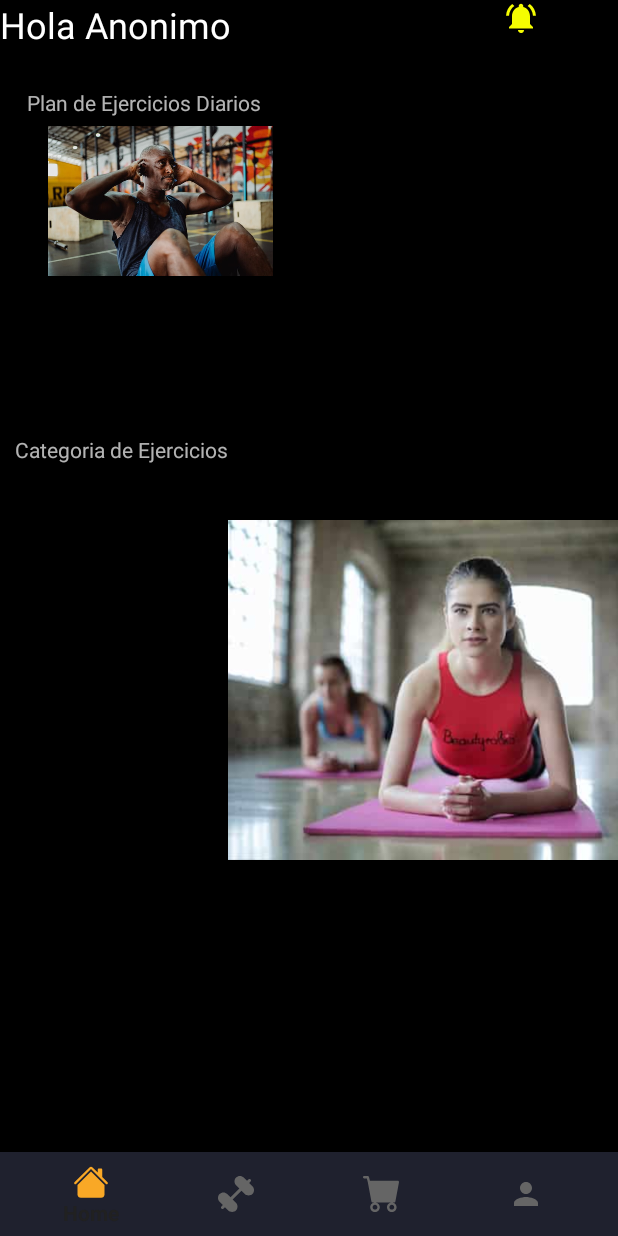
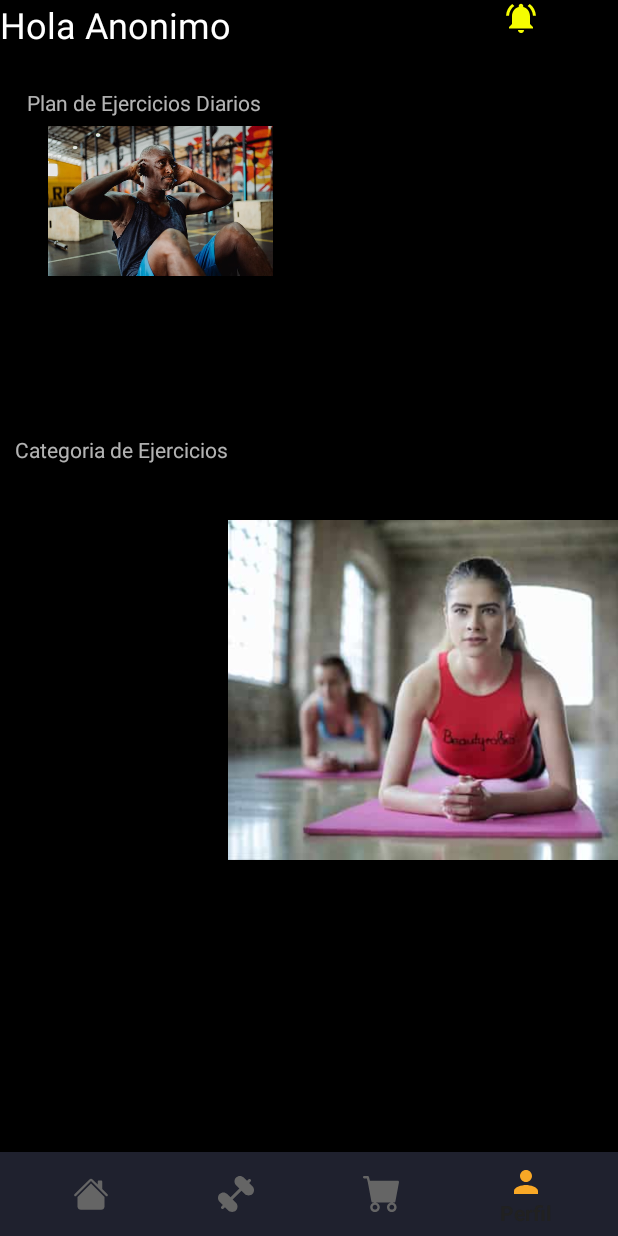
Before and after one commit to ZafkielEdt/ISPC-Mobile, an Android app: the screen it shows after launch once a user with an empty profile is signed in (MainActivity), item 4 of the bottom bar chosen, on a phone screen of 412 x 824 dp. Run offline under Robolectric (Android 15) with nearby library versions, the phone set to English and light mode, and no system bars; our stand-ins replace Firebase (no records; nobody signed in at launch, a user with empty details on screens opened directly), navigation-ui.

Commit message:
fix crash

```diff
--- a/app/src/main/AndroidManifest.xml
+++ b/app/src/main/AndroidManifest.xml
@@ -17,7 +17,9 @@
             android:exported="false" />
         <activity
             android:name=".views.activities.OnboardingActivityView"
-            android:exported="true" />
+            android:exported="true">
+
+        </activity>
         <activity
             android:name=".views.activities.ExerciseList"
             android:exported="false" />
--- a/app/src/main/java/com/ispc/gymapp/views/activities/MainActivity.java
+++ b/app/src/main/java/com/ispc/gymapp/views/activities/MainActivity.java
@@ -84,13 +84,7 @@ public class MainActivity extends AppCompatActivity  implements View.OnClickList
     }
 
     private void setupNavegacion() {
-        BottomNavigationView bottomNavigationView = findViewById(R.id.bottom_Navigation);
-        NavHostFragment navHostFragment = (NavHostFragment) getSupportFragmentManager().findFragmentById(R.id.nav_host_fragment_container);
 
-        NavigationUI.setupWithNavController(
-                bottomNavigationView,
-                navHostFragment.getNavController()
-        );
     }
 
 }
--- /dev/null
+++ b/app/src/main/res/drawable/baseline_female_124_selected.xml
@@ -0,0 +1,5 @@
+<vector android:height="124dp" android:tint="#F5D19C"
+    android:viewportHeight="24" android:viewportWidth="24"
+    android:width="124dp" xmlns:android="http://schemas.android.com/apk/res/android">
+    <path android:fillColor="@android:color/white" android:pathData="M17.5,9.5C17.5,6.46 15.04,4 12,4S6.5,6.46 6.5,9.5c0,2.7 1.94,4.93 4.5,5.4V17H9v2h2v2h2v-2h2v-2h-2v-2.1C15.56,14.43 17.5,12.2 17.5,9.5zM8.5,9.5C8.5,7.57 10.07,6 12,6s3.5,1.57 3.5,3.5S13.93,13 12,13S8.5,11.43 8.5,9.5z"/>
+</vector>
--- /dev/null
+++ b/app/src/main/res/drawable/baseline_male_124_selected.xml
@@ -0,0 +1,5 @@
+<vector android:height="124dp" android:tint="#F5D19C"
+    android:viewportHeight="24" android:viewportWidth="24"
+    android:width="124dp" xmlns:android="http://schemas.android.com/apk/res/android">
+    <path android:fillColor="@android:color/white" android:pathData="M9.5,11c1.93,0 3.5,1.57 3.5,3.5S11.43,18 9.5,18S6,16.43 6,14.5S7.57,11 9.5,11zM9.5,9C6.46,9 4,11.46 4,14.5S6.46,20 9.5,20s5.5,-2.46 5.5,-5.5c0,-1.16 -0.36,-2.23 -0.97,-3.12L18,7.42V10h2V4h-6v2h2.58l-3.97,3.97C11.73,9.36 10.66,9 9.5,9z"/>
+</vector>
--- /dev/null
+++ b/app/src/main/res/drawable/radiobutton_men_selector.xml
@@ -0,0 +1,5 @@
+<?xml version="1.0" encoding="utf-8"?>
+<selector xmlns:android="http://schemas.android.com/apk/res/android">
+    <item android:drawable="@drawable/baseline_male_124_selected" android:state_checked="true" />
+    <item android:drawable="@drawable/baseline_male_124" android:state_checked="false" />
+</selector>
--- /dev/null
+++ b/app/src/main/res/drawable/radiobutton_women_selector.xml
@@ -0,0 +1,5 @@
+<?xml version="1.0" encoding="utf-8"?>
+<selector xmlns:android="http://schemas.android.com/apk/res/android">
+    <item android:drawable="@drawable/baseline_female_124_selected" android:state_checked="true" />
+    <item android:drawable="@drawable/baseline_female_124" android:state_checked="false" />
+</selector>
--- a/app/src/main/res/layout/activity_main.xml
+++ b/app/src/main/res/layout/activity_main.xml
@@ -107,13 +107,7 @@
                 android:layout_height="340dp"
                 android:src="@drawable/avanzado" />
 
-            <androidx.fragment.app.FragmentContainerView
-                android:id="@+id/nav_host_fragment_container"
-                android:name="androidx.navigation.fragment.NavHostFragment"
-                android:layout_width="match_parent"
-                android:layout_height="match_parent"
-                app:defaultNavHost="true"
-                app:navGraph="@navigation/nav" />
+
 
         </LinearLayout>
     </HorizontalScrollView>
--- a/app/src/main/res/layout/fragment_genre.xml
+++ b/app/src/main/res/layout/fragment_genre.xml
@@ -78,7 +78,7 @@
                 android:id="@+id/rbMen"
                 android:layout_width="200dp"
                 android:layout_height="match_parent"
-                android:drawableTop="@drawable/baseline_male_124"
+                android:drawableTop="@drawable/radiobutton_men_selector"
                 style="@style/RadioButtonNoCircle"
                 android:text="HOMBRE"
                 android:textAlignment="center"
@@ -89,7 +89,7 @@
                 android:id="@+id/rbWomen"
                 android:layout_width="match_parent"
                 android:layout_height="match_parent"
-                android:drawableTop="@drawable/baseline_female_124"
+                android:drawableTop="@drawable/radiobutton_women_selector"
                 style="@style/RadioButtonNoCircle"
                 android:text="MUJER"
                 android:textAlignment="center"
```
